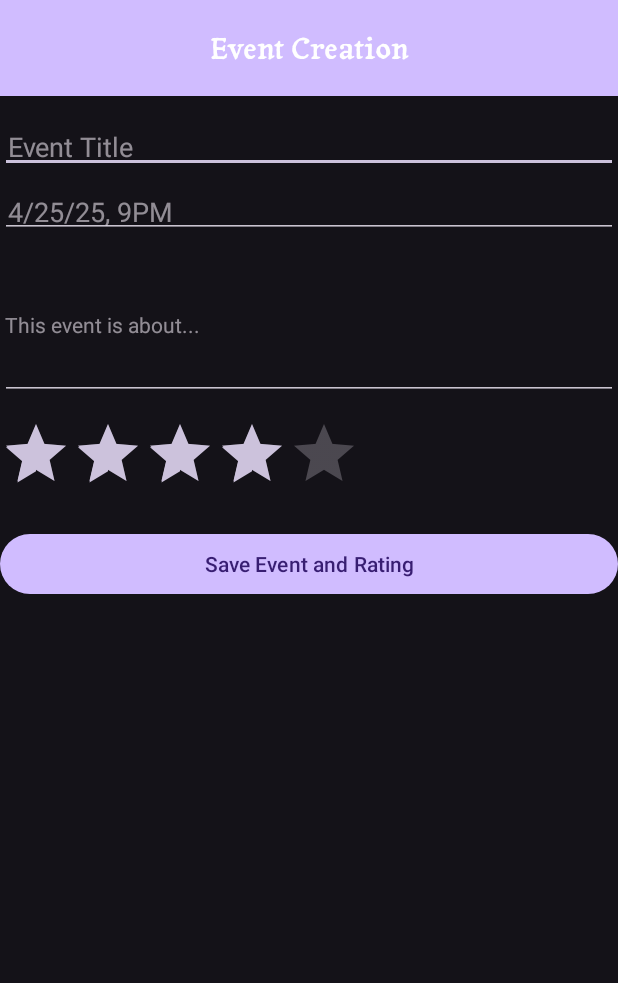
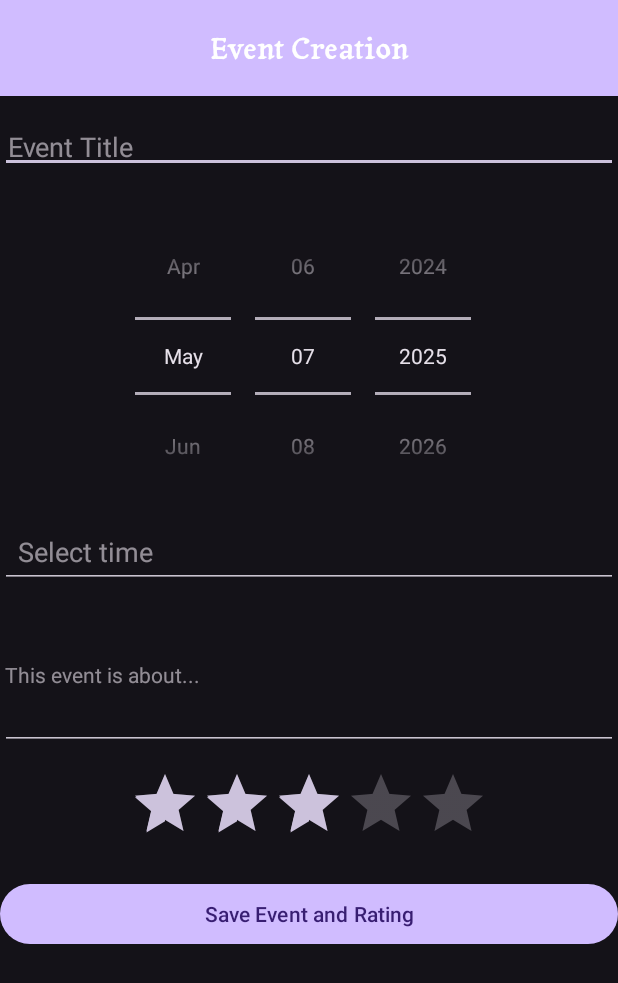
Before and after one commit to alejandro-echaniz/VenuVibe, an Android app: the AddEventActivity screen opened directly, with no data from a screen before it, after a tap on "Save Event and Rating", on a phone screen of 412 x 824 dp. Shown: the top 983 px of the screen. Run offline under Robolectric (Android 15) with nearby library versions, the phone set to English and light mode, and no system bars; our stand-ins replace Firebase (no records; nobody signed in at launch, a user with empty details on screens opened directly).

Commit message:
FIX: time and date details on item_event.xml

```diff
--- a/app/build.gradle.kts
+++ b/app/build.gradle.kts
@@ -47,6 +47,7 @@ dependencies {
     androidTestImplementation(libs.androidx.espresso.core)
     implementation("com.google.android.gms:play-services-ads:23.5.0" )  // Import advertisements
     implementation(platform("com.google.firebase:firebase-bom:33.5.0")) // Import the Firebase BoM
+    implementation ("com.google.android.material:material:1.7.0") // Import clock face time picker
     implementation("com.google.firebase:firebase-database-ktx")
     implementation("com.google.firebase:firebase-analytics")
     implementation("com.google.firebase:firebase-auth-ktx")
--- a/app/src/main/java/com/example/venuvibe/AddEventActivity.kt
+++ b/app/src/main/java/com/example/venuvibe/AddEventActivity.kt
@@ -2,75 +2,121 @@ package com.example.venuvibe
 
 import android.os.Bundle
 import android.widget.Button
+import android.widget.DatePicker
 import android.widget.EditText
 import android.widget.Toast
 import androidx.appcompat.app.AppCompatActivity
 import com.example.venuvibe.data.EventRepository
 import com.example.venuvibe.model.Event
+import com.google.android.material.timepicker.MaterialTimePicker
+import com.google.android.material.timepicker.TimeFormat
+import com.google.firebase.database.DatabaseReference
 import com.google.firebase.database.FirebaseDatabase
-import com.google.firebase.database.DatabaseReference
 import java.text.SimpleDateFormat
 import java.util.*
 
 class AddEventActivity : AppCompatActivity() {
     private lateinit var etTitle: EditText
     private lateinit var etDescription: EditText
-    private lateinit var etDate: EditText
+    private lateinit var datePicker: DatePicker
+    private lateinit var etTime: EditText
     private lateinit var btnSubmit: Button
 
     private lateinit var database: FirebaseDatabase
     private lateinit var eventsRef: DatabaseReference
     private lateinit var repo: EventRepository
 
+    // holds the user‐picked hour & minute
+    private var selectedHour = 0
+    private var selectedMinute = 0
+
     override fun onCreate(savedInstanceState: Bundle?) {
         super.onCreate(savedInstanceState)
-        setContentView(R.layout.item_event)   // now a form
+        setContentView(R.layout.item_event)
 
-        // wire up views
+        // bind views
         etTitle       = findViewById(R.id.eventTitle)
         etDescription = findViewById(R.id.eventDescription)
-        etDate        = findViewById(R.id.eventDate)
+        datePicker    = findViewById(R.id.datePicker)
+        etTime        = findViewById(R.id.eventTime)
         btnSubmit     = findViewById(R.id.btnSaveEvent)
 
-        // init Firebase/repo
+        // init Firebase & repo
         database  = FirebaseDatabase.getInstance()
         eventsRef = database.getReference("events")
         repo      = EventRepository(database, eventsRef)
 
+        // set the DatePicker to today by default
+        val today = Calendar.getInstance()
+        datePicker.init(
+            today.get(Calendar.YEAR),
+            today.get(Calendar.MONTH),
+            today.get(Calendar.DAY_OF_MONTH),
+            null
+        )
+
+        // wire up the dial‐style time picker
+        etTime.setOnClickListener {
+            val now = Calendar.getInstance()
+            val picker = MaterialTimePicker.Builder()
+                .setTimeFormat(TimeFormat.CLOCK_12H)
+                .setHour(now.get(Calendar.HOUR_OF_DAY))
+                .setMinute(now.get(Calendar.MINUTE))
+                .setInputMode(MaterialTimePicker.INPUT_MODE_CLOCK)
+                .build()
+
+            picker.addOnPositiveButtonClickListener {
+                selectedHour   = picker.hour
+                selectedMinute = picker.minute
+                now.set(Calendar.HOUR_OF_DAY, selectedHour)
+                now.set(Calendar.MINUTE,        selectedMinute)
+                val fmt = SimpleDateFormat("hh:mm a", Locale.getDefault())
+                etTime.setText(fmt.format(now.time))
+            }
+
+            picker.show(supportFragmentManager, "TIME_PICKER")
+        }
+
+        // handle form submission
         btnSubmit.setOnClickListener {
             val title = etTitle.text.toString().trim()
             val desc  = etDescription.text.toString().trim()
-            val dateStr = etDate.text.toString().trim()
+            val time  = etTime.text.toString().trim()
 
-            if (title.isEmpty() || desc.isEmpty() || dateStr.length != 8) {
-                Toast.makeText(this, "Fill out all fields", Toast.LENGTH_SHORT).show()
+            if (title.isEmpty() || desc.isEmpty() || time.isEmpty()) {
+                Toast.makeText(this, "Please fill out all fields", Toast.LENGTH_SHORT).show()
                 return@setOnClickListener
             }
 
-            // parse yyyyMMdd into milliseconds
-            val sdf = SimpleDateFormat("yyyyMMdd", Locale.getDefault())
-            val dateMs = sdf.parse(dateStr)?.time ?: run {
-                Toast.makeText(this, "Invalid date format", Toast.LENGTH_SHORT).show()
-                return@setOnClickListener
+            // build a Calendar combining date + time
+            val cal = Calendar.getInstance().apply {
+                set(Calendar.YEAR,          datePicker.year)
+                set(Calendar.MONTH,         datePicker.month)
+                set(Calendar.DAY_OF_MONTH,  datePicker.dayOfMonth)
+                set(Calendar.HOUR_OF_DAY,   selectedHour)
+                set(Calendar.MINUTE,        selectedMinute)
+                set(Calendar.SECOND,        0)
+                set(Calendar.MILLISECOND,   0)
             }
+            val timestamp = cal.timeInMillis
 
-            // build and save
+            // create and save the event
             val newEvent = Event(
-                id = "",
-                title = title,
-                description = desc,
-                latitude = 0.0,      // you can hook up a map picker later
-                longitude = 0.0,
-                date = dateMs,
+                id            = "",
+                title         = title,
+                description   = desc,
+                latitude      = 0.0,
+                longitude     = 0.0,
+                date          = timestamp,
                 averageRating = 0f
             )
 
-            repo.addEvent(newEvent) { error ->
-                if (error == null) {
+            repo.addEvent(newEvent) { err ->
+                if (err == null) {
                     Toast.makeText(this, "Event saved!", Toast.LENGTH_SHORT).show()
-                    finish()  // return to MainActivity
+                    finish()
                 } else {
-                    Toast.makeText(this, "Save failed: ${error.message}", Toast.LENGTH_LONG).show()
+                    Toast.makeText(this, "Save failed: ${err.message}", Toast.LENGTH_LONG).show()
                 }
             }
         }
--- a/app/src/main/res/layout/item_event.xml
+++ b/app/src/main/res/layout/item_event.xml
@@ -31,19 +31,31 @@
         app:layout_constraintEnd_toEndOf="parent"
         android:layout_marginTop="16dp"/>
 
-    <!-- Event Date Input -->
-    <EditText
-        android:id="@+id/eventDate"
+    <!-- Date selector (spinner mode) -->
+    <DatePicker
+        android:id="@+id/datePicker"
         android:layout_width="0dp"
         android:layout_height="wrap_content"
-        android:hint="4/25/25, 9PM"
-        android:textSize="18sp"
-        android:padding="5dp"
-        android:textColor="#555555"
+        android:calendarViewShown="false"
+        android:datePickerMode="spinner"
+        android:layout_marginTop="16dp"
         app:layout_constraintTop_toBottomOf="@id/eventTitle"
         app:layout_constraintStart_toStartOf="parent"
-        app:layout_constraintEnd_toEndOf="parent"
-        android:layout_marginTop="8dp"/>
+        app:layout_constraintEnd_toEndOf="parent"/>
+
+    <!-- Time selector (spinner mode) -->
+    <EditText
+        android:id="@+id/eventTime"
+        android:layout_width="0dp"
+        android:layout_height="wrap_content"
+        android:hint="Select time"
+        android:focusable="false"
+        android:clickable="true"
+        android:padding="12dp"
+        app:layout_constraintTop_toBottomOf="@id/datePicker"
+        app:layout_constraintStart_toStartOf="parent"
+        app:layout_constraintEnd_toEndOf="parent"/>
+
 
     <!-- Event Description Input -->
     <EditText
@@ -54,7 +66,7 @@
         android:textSize="14sp"
         android:padding="3dp"
         android:textColor="#555555"
-        app:layout_constraintTop_toBottomOf="@id/eventDate"
+        app:layout_constraintTop_toBottomOf="@id/eventTime"
         app:layout_constraintStart_toStartOf="parent"
         app:layout_constraintEnd_toEndOf="parent"
         app:layout_constraintHeight_min="100dp"
@@ -67,9 +79,10 @@
         android:layout_height="wrap_content"
         android:numStars="5"
         android:stepSize="0.5"
-        android:rating="4.0"
+        android:rating="3.0"
         app:layout_constraintTop_toBottomOf="@id/eventDescription"
         app:layout_constraintStart_toStartOf="parent"
+        app:layout_constraintEnd_toEndOf="parent"
         android:layout_marginTop="12dp"/>
 
     <!-- Save Button -->
```
